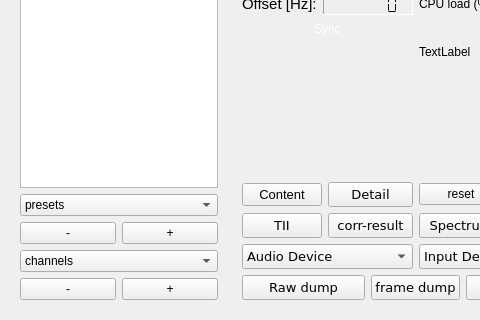
Before: the Qt Designer form forms/dabradio.ui in JvanKatwijk/qt-dab, drawn with Qt 5; both pictures show x 0 to 480 and y 86 to 406 of the 609 by 406 pixel window.
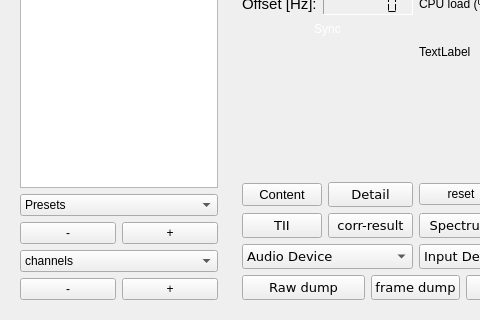
After: the same form once the commit is applied. Custom widgets are drawn as their Qt base class.

Diff of the .ui file:
```diff
--- a/forms/dabradio.ui
+++ b/forms/dabradio.ui
@@ -61,7 +61,7 @@
         </property>
         <item>
          <property name="text">
-          <string>presets</string>
+          <string>Presets</string>
          </property>
         </item>
        </widget>
```
Left out of the diff: 6 changed lines with no effect on the pictures.
